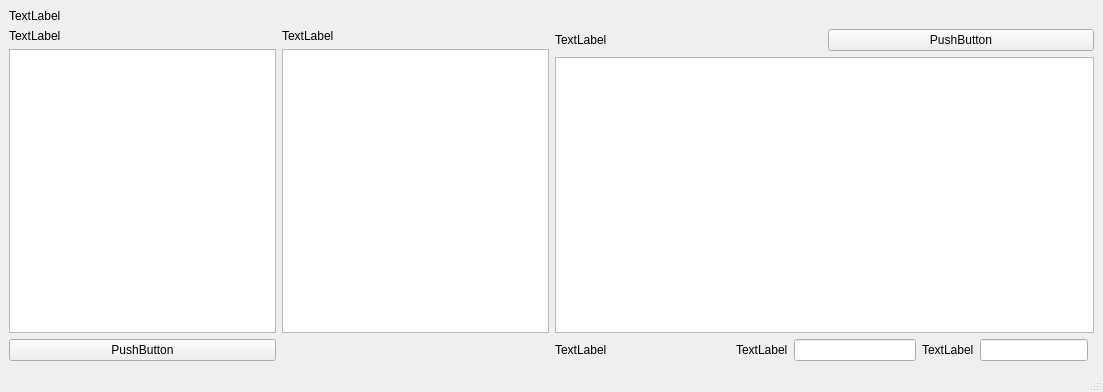
The window that LFSData/code/lfsdata_ui.ui (qianking/Tool) describes before a commit, drawn with Qt 5.
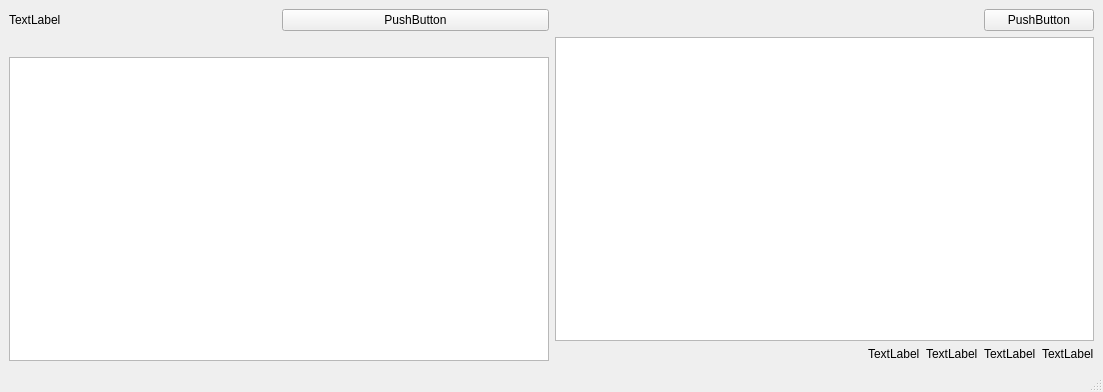
The same window after the commit.

Diff of the .ui file:
```diff
--- a/LFSData/code/lfsdata_ui.ui
+++ b/LFSData/code/lfsdata_ui.ui
@@ -18,70 +18,27 @@
     <item row="0" column="0">
      <layout class="QGridLayout" name="gridLayout_2">
       <item row="0" column="0">
-       <widget class="QLabel" name="label">
-        <property name="text">
-         <string>TextLabel</string>
-        </property>
-       </widget>
-      </item>
-      <item row="1" column="0">
        <layout class="QGridLayout" name="gridLayout">
-        <item row="0" column="1">
-         <widget class="QLabel" name="label_2">
-          <property name="text">
-           <string>TextLabel</string>
-          </property>
-         </widget>
-        </item>
         <item row="0" column="0">
-         <widget class="QLabel" name="label_1">
-          <property name="text">
-           <string>TextLabel</string>
-          </property>
-         </widget>
-        </item>
-        <item row="1" column="1">
-         <widget class="QTableWidget" name="table_2"/>
+         <layout class="QHBoxLayout" name="horizontalLayout_3">
+          <item>
+           <widget class="QLabel" name="label_3">
+            <property name="text">
+             <string>TextLabel</string>
+            </property>
+           </widget>
+          </item>
+          <item>
+           <widget class="QPushButton" name="import_btm">
+            <property name="text">
+             <string>PushButton</string>
+            </property>
+           </widget>
+          </item>
+         </layout>
         </item>
         <item row="1" column="0">
-         <widget class="QTableWidget" name="table_1"/>
-        </item>
-        <item row="2" column="0">
-         <widget class="QPushButton" name="clear_btm">
-          <property name="layoutDirection">
-           <enum>Qt::RightToLeft</enum>
-          </property>
-          <property name="text">
-           <string>PushButton</string>
-          </property>
-          <property name="iconSize">
-           <size>
-            <width>12</width>
-            <height>16</height>
-           </size>
-          </property>
-         </widget>
-        </item>
-       </layout>
-      </item>
-     </layout>
-    </item>
-    <item row="0" column="1">
-     <layout class="QGridLayout" name="gridLayout_3">
-      <item row="5" column="0" colspan="2">
-       <widget class="QPlainTextEdit" name="status"/>
-      </item>
-      <item row="6" column="0">
-       <layout class="QHBoxLayout" name="horizontalLayout">
-        <item>
-         <widget class="QLabel" name="result_label">
-          <property name="text">
-           <string>TextLabel</string>
-          </property>
-         </widget>
-        </item>
-        <item>
-         <spacer name="horizontalSpacer_4">
+         <spacer name="horizontalSpacer">
           <property name="orientation">
            <enum>Qt::Horizontal</enum>
           </property>
@@ -93,54 +50,50 @@
           </property>
          </spacer>
         </item>
-        <item>
-         <widget class="QLabel" name="num_label">
-          <property name="layoutDirection">
-           <enum>Qt::LeftToRight</enum>
-          </property>
-          <property name="text">
-           <string>TextLabel</string>
-          </property>
-         </widget>
+        <item row="2" column="0">
+         <widget class="QTableWidget" name="table_1"/>
         </item>
-        <item>
-         <widget class="QLineEdit" name="num_show"/>
-        </item>
-        <item>
-         <layout class="QHBoxLayout" name="horizontalLayout_2">
-          <item>
-           <widget class="QLabel" name="floor_label">
-            <property name="text">
-             <string>TextLabel</string>
-            </property>
-           </widget>
-          </item>
-          <item>
-           <widget class="QLineEdit" name="floor_show"/>
-          </item>
-         </layout>
-        </item>
        </layout>
       </item>
-      <item row="1" column="0" colspan="2">
-       <layout class="QHBoxLayout" name="horizontalLayout_3">
-        <item>
-         <widget class="QLabel" name="label_3">
-          <property name="text">
-           <string>TextLabel</string>
-          </property>
-         </widget>
-        </item>
-        <item>
-         <widget class="QPushButton" name="import_btm">
-          <property name="text">
-           <string>PushButton</string>
-          </property>
-         </widget>
-        </item>
-       </layout>
+     </layout>
+    </item>
+    <item row="0" column="1">
+     <layout class="QGridLayout" name="gridLayout_3">
+      <item row="6" column="2">
+       <widget class="QLabel" name="num_result">
+        <property name="text">
+         <string>TextLabel</string>
+        </property>
+       </widget>
       </item>
-      <item row="0" column="0" colspan="2">
+      <item row="6" column="3">
+       <widget class="QLabel" name="floor_label">
+        <property name="text">
+         <string>TextLabel</string>
+        </property>
+       </widget>
+      </item>
+      <item row="5" column="0" colspan="5">
+       <widget class="QPlainTextEdit" name="status"/>
+      </item>
+      <item row="6" column="4">
+       <widget class="QLabel" name="floor_result">
+        <property name="text">
+         <string>TextLabel</string>
+        </property>
+       </widget>
+      </item>
+      <item row="6" column="1">
+       <widget class="QLabel" name="num_label">
+        <property name="layoutDirection">
+         <enum>Qt::LeftToRight</enum>
+        </property>
+        <property name="text">
+         <string>TextLabel</string>
+        </property>
+       </widget>
+      </item>
+      <item row="2" column="0">
        <spacer name="horizontalSpacer_3">
         <property name="orientation">
          <enum>Qt::Horizontal</enum>
@@ -153,6 +106,13 @@
         </property>
        </spacer>
       </item>
+      <item row="2" column="3" colspan="2">
+       <widget class="QPushButton" name="start_btm">
+        <property name="text">
+         <string>PushButton</string>
+        </property>
+       </widget>
+      </item>
      </layout>
     </item>
    </layout>
```
